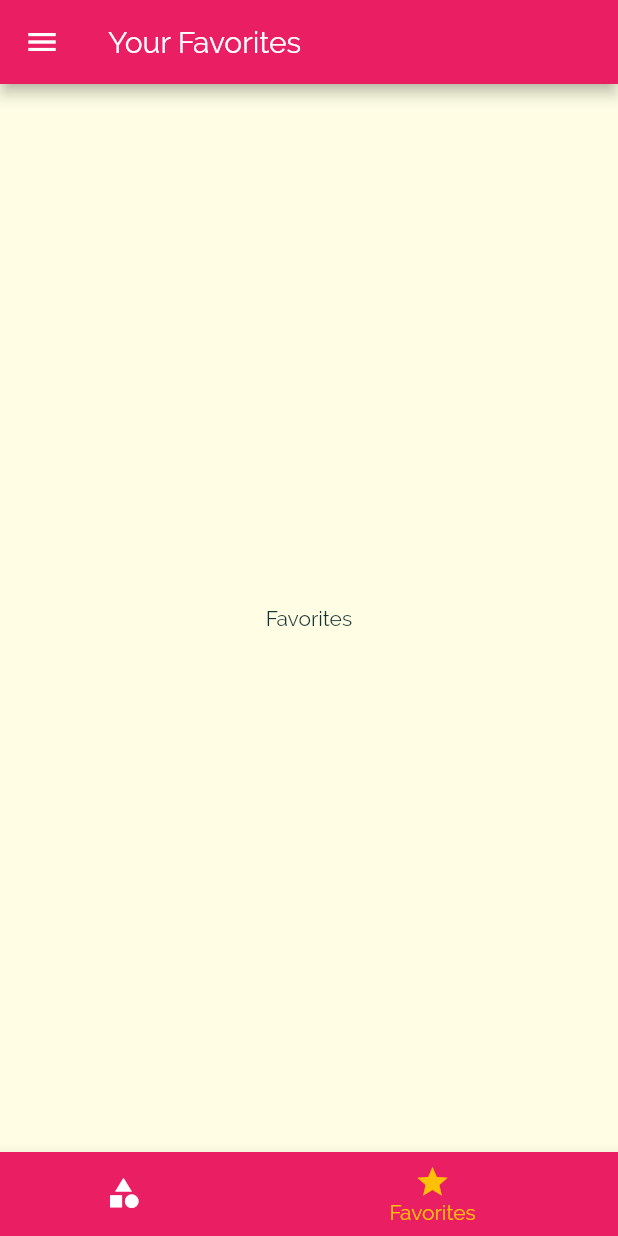
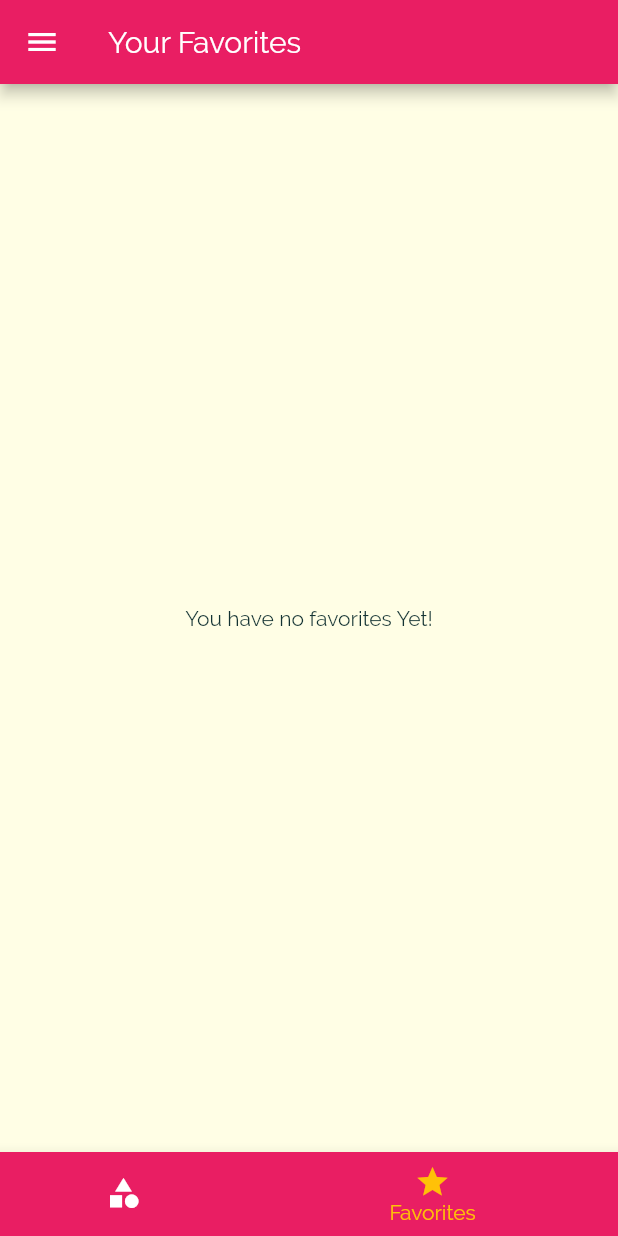
Before and after one commit to MedhatMohamed5/meals, a Flutter app: the screen it shows after launch, item 2 of the bottom bar chosen, on a phone screen of 412 x 824 dp. Run offline on Flutter 3.47's test engine with Material 2 defaults, Android fonts, the phone set to English and light mode, and no system bars.

Commit message:
Add favorite screen, For now we have a problem for StateManagement till Lesson 182 (Section 7 done)

```diff
--- a/lib/main.dart
+++ b/lib/main.dart
@@ -27,6 +27,7 @@ class _MyAppState extends State<MyApp> {
   };
 
   List<Meal> _availableMeals = DUMMY_MEALS;
+  List<Meal> _favoriteMeals = [];
 
   void _setFilters(Map<String, bool> filterData) {
     setState(() {
@@ -50,6 +51,25 @@ class _MyAppState extends State<MyApp> {
         },
       ).toList();
     });
+  }
+
+  void _toggleFavorite(String mealId) {
+    final existingIndex =
+        _favoriteMeals.indexWhere((meal) => meal.id == mealId);
+
+    setState(() {
+      if (existingIndex >= 0) {
+        _favoriteMeals.removeAt(existingIndex);
+      } else {
+        _favoriteMeals.add(
+          DUMMY_MEALS.firstWhere((meal) => meal.id == mealId),
+        );
+      }
+    });
+  }
+
+  bool _isMealFavorite(String id) {
+    return _favoriteMeals.any((meal) => meal.id == id);
   }
 
   @override
@@ -76,23 +96,20 @@ class _MyAppState extends State<MyApp> {
               ),
             ),
       ),
-      // home: CategoriesScreen(),
       initialRoute: '/',
       routes: {
-        '/': (ctx) => TabsScreen(),
+        '/': (ctx) => TabsScreen(
+              favoriteMeals: _favoriteMeals,
+            ),
         CategoryMealsScreen.routeName: (ctx) =>
             CategoryMealsScreen(_availableMeals),
-        MealDetailScreen.routeName: (ctx) => MealDetailScreen(),
+        MealDetailScreen.routeName: (ctx) => MealDetailScreen(
+            toggleFavorite: _toggleFavorite, isMealFavorite: _isMealFavorite),
         SettingsScreen.routeName: (ctx) => SettingsScreen(
               saveFilters: _setFilters,
               currentFilters: _filters,
             ),
       },
-      // onGenerateRoute: (settings) {
-      // print(settings.arguments);
-      // print(settings.name);
-      // return MaterialPageRoute(builder: (ctx) => CategoriesScreen(),);
-      // },
       onUnknownRoute: (settings) {
         print(settings.arguments);
         print(settings.name);
--- a/lib/screens/category_meals_screen.dart
+++ b/lib/screens/category_meals_screen.dart
@@ -1,6 +1,6 @@
 import 'package:flutter/material.dart';
 import '../widgets/meal_item.dart';
-import '../dummy_data.dart';
+// import '../dummy_data.dart';
 import '../models/meal.dart';
 
 class CategoryMealsScreen extends StatefulWidget {
@@ -89,7 +89,7 @@ class _CategoryMealsScreenState extends State<CategoryMealsScreen> {
             complexity: meals[index].complexity,
             affordability: meals[index].affordability,
             duration: meals[index].duration,
-            deleteItem: _deleteMeal,
+            // deleteItem: _deleteMeal,
           );
         },
         itemCount: meals.length,
--- a/lib/screens/favorites_screen.dart
+++ b/lib/screens/favorites_screen.dart
@@ -1,14 +1,32 @@
 import 'package:flutter/material.dart';
+import '../models/meal.dart';
+import '../widgets/meal_item.dart';
 
 class FavoritesScreen extends StatelessWidget {
-  const FavoritesScreen({Key key}) : super(key: key);
+  final List<Meal> favoriteMeals;
+
+  const FavoritesScreen({Key key, @required this.favoriteMeals})
+      : super(key: key);
 
   @override
   Widget build(BuildContext context) {
-    return Center(
-      child: Text(
-        'Favorites',
-      ),
-    );
+    return favoriteMeals.isEmpty
+        ? Center(
+            child: Text(
+              'You have no favorites Yet!',
+            ),
+          )
+        : ListView.builder(
+            itemBuilder: (ctx, index) {
+              return MealItem(
+                  id: favoriteMeals[index].id,
+                  title: favoriteMeals[index].title,
+                  imageUrl: favoriteMeals[index].imageUrl,
+                  complexity: favoriteMeals[index].complexity,
+                  affordability: favoriteMeals[index].affordability,
+                  duration: favoriteMeals[index].duration);
+            },
+            itemCount: favoriteMeals.length,
+          );
   }
 }
--- a/lib/screens/tabs_screen.dart
+++ b/lib/screens/tabs_screen.dart
@@ -2,26 +2,37 @@ import 'package:flutter/material.dart';
 import '../widgets/main_drawer.dart';
 import './favorites_screen.dart';
 import './categories_screen.dart';
+import '../models/meal.dart';
 
 class TabsScreen extends StatefulWidget {
-  TabsScreen({Key key}) : super(key: key);
+  final List<Meal> favoriteMeals;
+
+  TabsScreen({Key key, this.favoriteMeals}) : super(key: key);
 
   @override
   _TabsScreenState createState() => _TabsScreenState();
 }
 
 class _TabsScreenState extends State<TabsScreen> {
-  final List<Map<String, dynamic>> _pages = [
+  List<Map<String, dynamic>> _pages;
+  int _selectedPageIndex = 0;
+
+  @override
+  void initState() {
+    _pages = [
       {
         'page': CategoriesScreen(),
         'title': 'Categories',
       },
       {
-      'page': FavoritesScreen(),
+        'page': FavoritesScreen(
+          favoriteMeals: widget.favoriteMeals,
+        ),
         'title': 'Your Favorites',
       },
     ];
-  int _selectedPageIndex = 0;
+    super.initState();
+  }
 
   @override
   Widget build(BuildContext context) {
--- a/lib/widgets/meal_item.dart
+++ b/lib/widgets/meal_item.dart
@@ -9,7 +9,7 @@ class MealItem extends StatelessWidget {
   final int duration;
   final Complexity complexity;
   final Affordability affordability;
-  final Function deleteItem;
+  // final Function deleteItem;
 
   const MealItem({
     Key key,
@@ -19,7 +19,7 @@ class MealItem extends StatelessWidget {
     @required this.complexity,
     @required this.affordability,
     @required this.duration,
-    @required this.deleteItem,
+    // @required this.deleteItem,
   }) : super(key: key);
 
   String get complexityText {
@@ -66,7 +66,7 @@ class MealItem extends StatelessWidget {
         .then((value) {
       print(value);
       if (value != null) {
-        deleteItem(value);
+        // deleteItem(value);
       }
     });
   }
```
Also changed, not shown: lib/screens/meal_detail_screen.dart (+8 -5 lines). Lines whose indentation alone changed are shown as unchanged.
